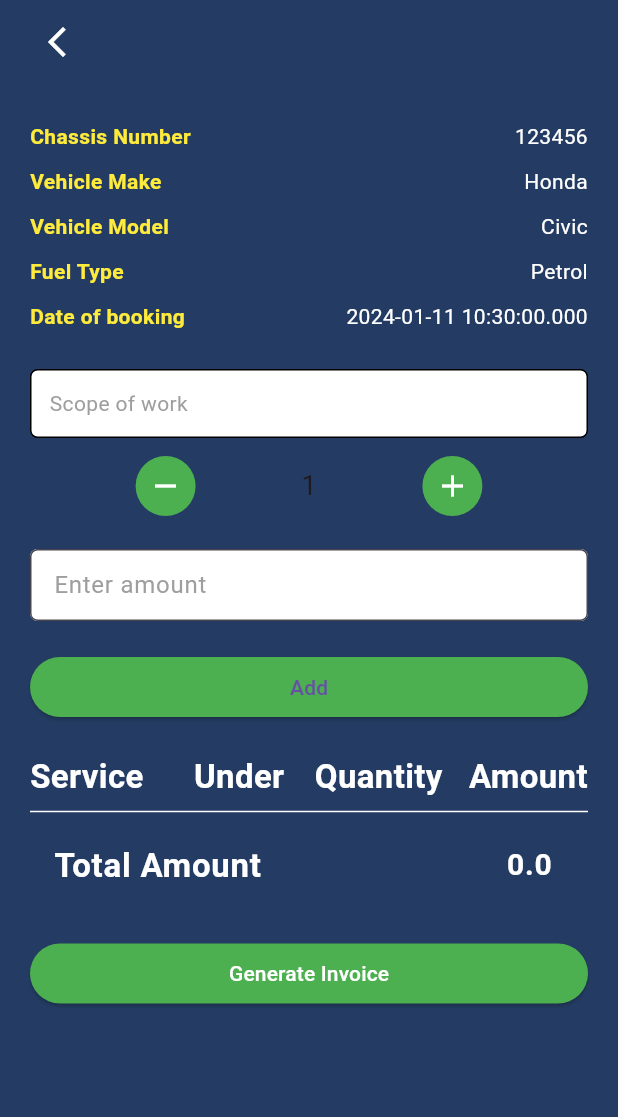
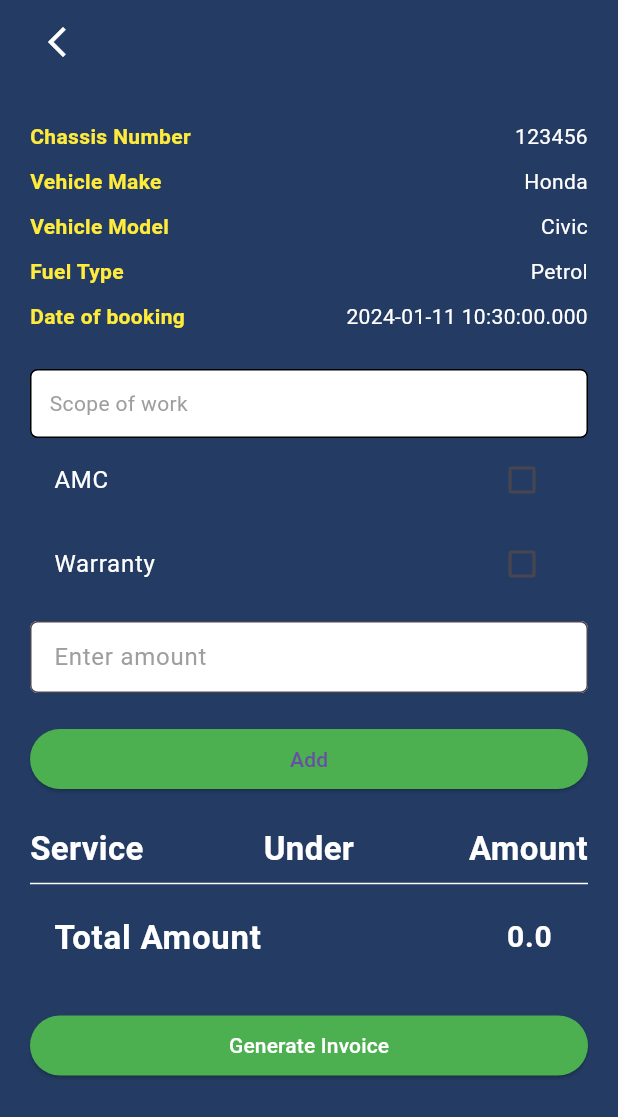
Before and after one commit to SwagatGogoi110/amc-clone, a Flutter app: the BookingPage screen opened directly, after a tap on "Add", on a phone screen of 412 x 824 dp. Shown: the top 1117 px of the screen. Run offline on Flutter 3.47's test engine with Material 3 defaults, Android fonts, the phone set to English and light mode, and no system bars; our stand-ins replace flutter_svg, google_fonts, open_file, pdf.

Commit message:
Booking page updated

```diff
--- a/lib/details/amc_details_list.dart
+++ b/lib/details/amc_details_list.dart
@@ -18,7 +18,7 @@ class _AmcDetailsPopupState extends State<AmcDetailsPopup> {
   List<Map<String, dynamic>>? details;
 
   Future<void> fetchDetails(String chassisNum) async {
-    final apiUrl = 'http://192.168.1.10:8080/api/v1/amc-availability/$chassisNum';
+    final apiUrl = 'https://backendev.automovill.com/api/v1/amc-availability/$chassisNum';
     print(apiUrl);
     final authProvider = Provider.of<AuthProvider>(context, listen: false);
     final token = authProvider.jwtToken;
--- a/lib/details/basic_details_list.dart
+++ b/lib/details/basic_details_list.dart
@@ -19,7 +19,7 @@ class _TechSpecPopupState extends State<TechSpecPopup> {
   Map<String, dynamic>? specs;
 
   Future<void> fetchSpecs(String id) async {
-    final apiUrl = 'http://192.168.1.10:8080/api/v1/basic/$id';
+    final apiUrl = 'https://backendev.automovill.com/api/v1/basic/$id';
     final authProvider = Provider.of<AuthProvider>(context, listen: false);
     final token = authProvider.jwtToken;
 
--- a/lib/details/warranty_details_list.dart
+++ b/lib/details/warranty_details_list.dart
@@ -20,7 +20,7 @@ class _WarrantyDetailsPopupState extends State<WarrantyDetailsPopup> {
   List<Map<String, dynamic>>? details;
 
   Future<void> fetchDetails(String chassisNum) async {
-    final apiUrl = 'http://192.168.1.10:8080/api/v1/warranty-availability/$chassisNum';
+    final apiUrl = 'https://backendev.automovill.com/api/v1/warranty-availability/$chassisNum';
     final authProvider = Provider.of<AuthProvider>(context, listen: false);
     final token = authProvider.jwtToken;
 
--- a/lib/screens/booking_page.dart
+++ b/lib/screens/booking_page.dart
@@ -1,5 +1,4 @@
 import 'package:amcdemo/screens/details_page.dart';
-import 'package:amcdemo/widgets/counter.dart';
 import 'package:flutter/material.dart';
 
 class BookingPage extends StatefulWidget {
@@ -11,6 +10,9 @@ class BookingPage extends StatefulWidget {
 
 class _BookingPageState extends State<BookingPage> {
   late TextEditingController _amountController = TextEditingController();
+  bool amcSelected = false;
+  bool warrantySelected = false;
+
   List<String> dropDownOptions = [
     'Option 1',
     'Option 2',
@@ -59,7 +61,6 @@ class _BookingPageState extends State<BookingPage> {
     super.dispose();
   }
 
-  int quantity = 1;
   @override
   Widget build(BuildContext context) {
     return Container(
@@ -162,7 +163,8 @@ class _BookingPageState extends State<BookingPage> {
                                   // ignore: sized_box_for_whitespace
                                   Container(
                                     height:
-                                        200, // Set the maximum height for the options
+                                    200,
+                                    // Set the maximum height for the options
                                     child: ListView(
                                       children: [
                                         ..._buildMatchingOptions(),
@@ -171,29 +173,38 @@ class _BookingPageState extends State<BookingPage> {
                                   ),
                                 ],
                               ),
-
-
                           ],
                         ),
                       ),
                     ),
                   ],
                 ),
-                SizedBox(height: 10),
-                Container(
-                  padding: const EdgeInsets.symmetric(vertical: 2.0),
-                  child: SimpleCounter(
-                    onChanged: (value){
+
+                CheckboxListTile(
+                  title: const Text(
+                    'AMC', style: TextStyle(color: Colors.white),),
+                  value: amcSelected,
+                  onChanged: (value) {
                     setState(() {
-                        quantity = value;
+                      amcSelected = value!;
+                      warrantySelected = !value;
+                      //updateUnderSelection();
                     });
                   },
-                    initialValue: quantity,
-                    minValue: 1,
-                    maxValue: 99,
                 ),
+                CheckboxListTile(
+                  title: const Text(
+                    'Warranty', style: TextStyle(color: Colors.white),),
+                  value: warrantySelected,
+                  onChanged: (value) {
+                    setState(() {
+                      warrantySelected = value!;
+                      amcSelected = !value;
+                      //updateUnderSelection();
+                    });
+                  },
                 ),
-                const SizedBox(height: 20.0),
+                const SizedBox(height: 10.0),
                 TextField(
                   controller: _amountController,
                   onChanged: (value) {
@@ -216,12 +227,21 @@ class _BookingPageState extends State<BookingPage> {
                   onPressed: () {
                     setState(() {
                       if (amount != null) {
+                        if (amcSelected) {
                           serviceList.add({
                             'Service': selectedScope,
-                          'Under': optionToServiceType[selectedScope] ?? '',
-                          'Quantity': quantity,
-                          'Amount': amount! * quantity,
+                            'Under': 'AMC',
+                            'Amount': amount!,
                           });
+                        } else if (warrantySelected) {
+                          serviceList.add({
+                            'Service': selectedScope,
+                            'Under': 'Warranty',
+                            'Amount': amount!,
+                          });
+                        } else {
+                          selectedScope = initialSelectedScope;
+                        }
                         totalAmount += amount!;
                         selectedScope = initialSelectedScope;
                         print(_amountController.text);
@@ -264,16 +284,6 @@ class _BookingPageState extends State<BookingPage> {
                           ),
                           Expanded(
                             child: Text(
-                              'Quantity',
-                              style: TextStyle(
-                                  fontWeight: FontWeight.bold,
-                                  fontSize: 22,
-                                  color: Colors.white),
-                              textAlign: TextAlign.center,
-                            ),
-                          ),
-                          Expanded(
-                            child: Text(
                               'Amount',
                               style: TextStyle(
                                   fontWeight: FontWeight.bold,
@@ -302,14 +312,6 @@ class _BookingPageState extends State<BookingPage> {
                             Expanded(
                               child: Text(
                                 service['Under'].toString(),
-                                textAlign: TextAlign.center,
-                                style: const TextStyle(
-                                    color: Colors.white, fontSize: 15),
-                              ),
-                            ),
-                            Expanded(
-                              child: Text(
-                                service['Quantity'].toString(),
                                 textAlign: TextAlign.center,
                                 style: const TextStyle(
                                     color: Colors.white, fontSize: 15),
@@ -404,4 +406,5 @@ class _BookingPageState extends State<BookingPage> {
 
     return widgets;
   }
+
 }
--- a/lib/screens/login_page.dart
+++ b/lib/screens/login_page.dart
@@ -28,7 +28,7 @@ class _LoginPageState extends State<LoginPage> {
 
   void signUserIn(BuildContext context) async {
     bypassSSL();
-    String url = 'http://192.168.1.10:8080/api/v1/auth/authenticate';
+    String url = 'https://backendev.automovill.com/api/v1/auth/authenticate';
     String Username = usernameController.text.trim();
     String password = passwordController.text.trim();
 
--- a/lib/widgets/counter.dart
+++ /dev/null
@@ -1,77 +0,0 @@
-import 'package:flutter/material.dart';
-
-class SimpleCounter extends StatefulWidget {
-  final ValueChanged<int> onChanged;
-  final int initialValue;
-  final int minValue;
-  final int maxValue;
-
-  const SimpleCounter({
-    required this.onChanged,
-    this.initialValue = 1,
-    this.minValue = 1,
-    this.maxValue = 99,
-  });
-
-  @override
-  _SimpleCounterState createState() => _SimpleCounterState();
-}
-
-class _SimpleCounterState extends State<SimpleCounter> {
-  late int _counter;
-
-  @override
-  void initState() {
-    super.initState();
-    _counter = widget.initialValue;
-  }
-
-  @override
-  Widget build(BuildContext context) {
-    return Row(
-      mainAxisAlignment: MainAxisAlignment.spaceEvenly,
-      children: [
-        GestureDetector(
-          onTap: () {
-            if (_counter > widget.minValue) {
-              setState(() {
-                _counter--;
-                widget.onChanged(_counter);
-              });
-            }
-          },
-          child: Container(
-            padding: const EdgeInsets.all(8.0),
-            decoration: BoxDecoration(
-              shape: BoxShape.circle,
-              color: Colors.green,
-            ),
-            child: const Icon(Icons.remove, color: Colors.white),
-          ),
-        ),
-        Text(
-          '$_counter',
-          style: const TextStyle(fontSize: 18),
-        ),
-        GestureDetector(
-          onTap: () {
-            if (_counter < widget.maxValue) {
-              setState(() {
-                _counter++;
-                widget.onChanged(_counter);
-              });
-            }
-          },
-          child: Container(
-            padding: const EdgeInsets.all(8.0),
-            decoration: BoxDecoration(
-              shape: BoxShape.circle,
-              color: Colors.green,
-            ),
-            child: const Icon(Icons.add, color: Colors.white),
-          ),
-        ),
-      ],
-    );
-  }
-}
--- a/lib/widgets/invoice/api/pdf_ivoice_api.dart
+++ b/lib/widgets/invoice/api/pdf_ivoice_api.dart
@@ -5,7 +5,6 @@ import 'package:google_fonts/google_fonts.dart';
 
 import '../model/Company.dart';
 import '../model/invoice.dart';
-import '../model/customer.dart';
 import '../model/supplier.dart';
 import 'package:pdf/widgets.dart';
 import 'package:pdf/pdf.dart';
--- a/lib/widgets/invoice/invoice_page.dart
+++ b/lib/widgets/invoice/invoice_page.dart
@@ -1,7 +1,6 @@
 import 'package:amcdemo/widgets/invoice/api/pdf_api.dart';
 import 'package:amcdemo/widgets/invoice/api/pdf_ivoice_api.dart';
 import 'package:amcdemo/widgets/invoice/button_widget.dart';
-import 'package:amcdemo/widgets/invoice/model/customer.dart';
 import 'package:amcdemo/widgets/invoice/model/invoice.dart';
 import 'package:amcdemo/widgets/invoice/model/supplier.dart';
 import 'package:amcdemo/widgets/invoice/title_widget.dart';
```
Also changed, not shown: lib/details/service_details_list.dart (+76 -17 lines), lib/screens/details_page.dart (+36 -12 lines), lib/widgets/invoice/model/customer.dart (deleted, +0 -9 lines). Lines whose indentation alone changed are shown as unchanged.
